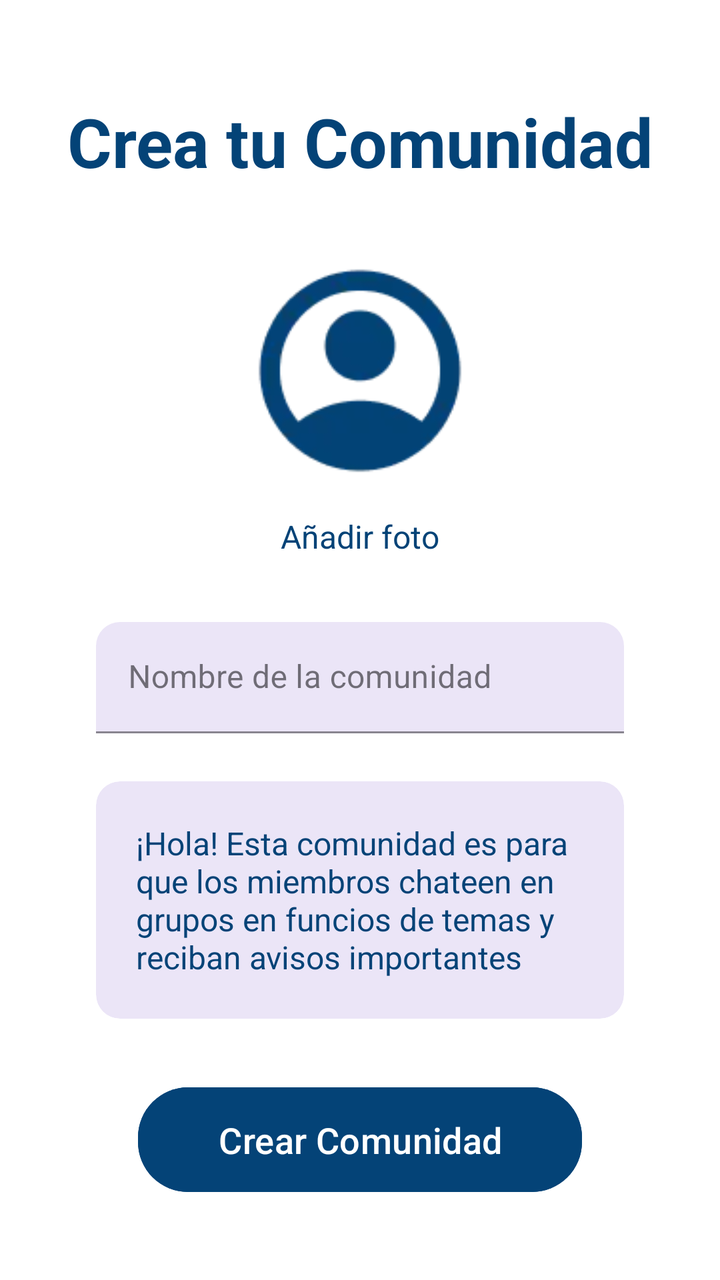
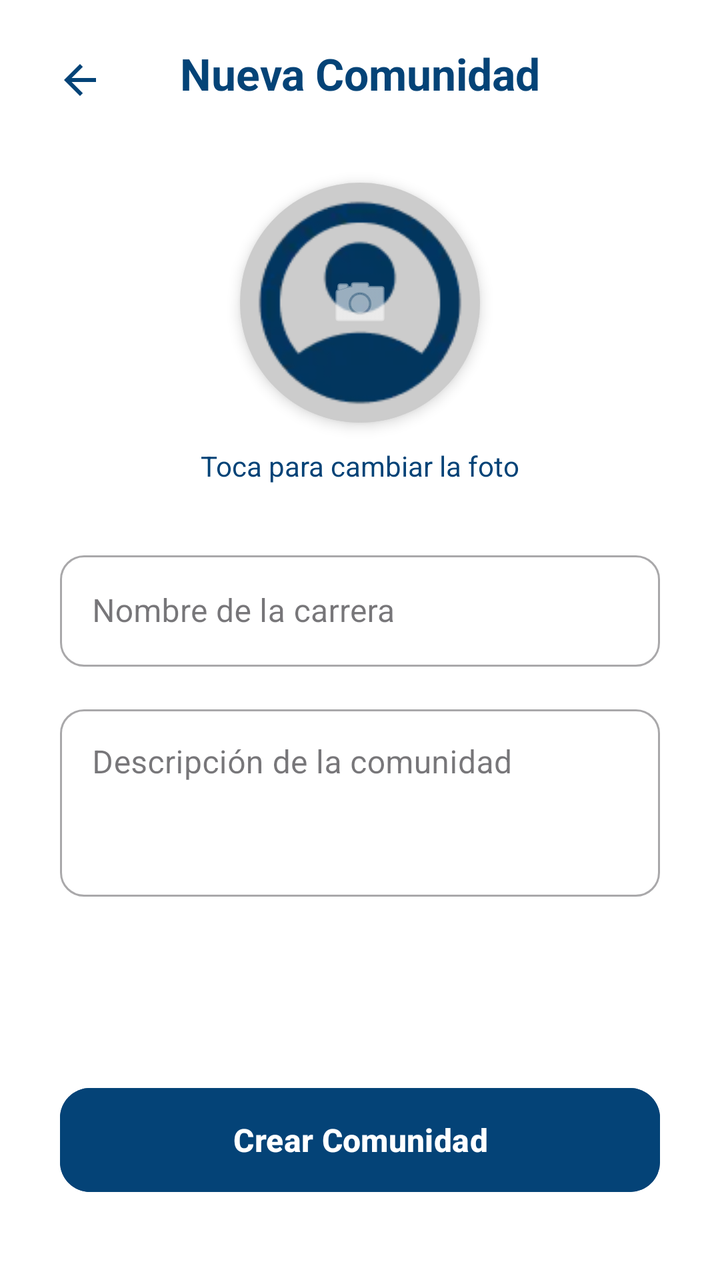

Screens rendered from an Android XML layout before and after an edit, with the pre-edit source and the edit as a unified diff.
<!-- AndroidManifest.xml: application theme Theme.ProyectoFloppy -->
<!-- res/layout/fragment_crear_comunidad.xml -->
<?xml version="1.0" encoding="utf-8"?>
<androidx.constraintlayout.widget.ConstraintLayout xmlns:android="http://schemas.android.com/apk/res/android"
    xmlns:app="http://schemas.android.com/apk/res-auto"
    xmlns:tools="http://schemas.android.com/tools"
    android:layout_width="match_parent"
    android:layout_height="match_parent"
    android:background="@color/white"
    tools:context=".fragment_crear_comunidad">

    <TextView
        android:id="@+id/tvCreaTitulo"
        android:layout_width="wrap_content"
        android:layout_height="wrap_content"
        android:layout_marginTop="48dp"
        android:text="Crea tu Comunidad"
        android:textColor="@color/corporativo"
        android:textSize="34sp"
        android:textStyle="bold"
        app:layout_constraintEnd_toEndOf="parent"
        app:layout_constraintStart_toStartOf="parent"
        app:layout_constraintTop_toTopOf="parent" />

    <ImageView
        android:id="@+id/imageViewPerfil"
        android:layout_width="120dp"
        android:layout_height="120dp"
        android:layout_marginTop="32dp"
        android:src="@drawable/perfil"
        app:layout_constraintEnd_toEndOf="parent"
        app:layout_constraintStart_toStartOf="parent"
        app:layout_constraintTop_toBottomOf="@id/tvCreaTitulo" />

    <TextView
        android:id="@+id/tvAnadirFoto"
        android:layout_width="wrap_content"
        android:layout_height="wrap_content"
        android:layout_marginTop="12dp"
        android:text="Añadir foto"
        android:textColor="@color/corporativo"
        android:textSize="16sp"
        app:layout_constraintEnd_toEndOf="parent"
        app:layout_constraintStart_toStartOf="parent"
        app:layout_constraintTop_toBottomOf="@id/imageViewPerfil" />

    <com.google.android.material.textfield.TextInputLayout
        android:id="@+id/tilNombre"
        style="@style/Widget.MaterialComponents.TextInputLayout.FilledBox"
        android:layout_width="0dp"
        android:layout_height="wrap_content"
        android:layout_marginHorizontal="48dp"
        android:layout_marginTop="32dp"
        app:boxBackgroundColor="#EBE5F7"
        app:boxCornerRadiusTopEnd="12dp"
        app:boxCornerRadiusTopStart="12dp"
        app:boxStrokeColor="@color/corporativo"
        app:hintTextColor="@color/corporativo"
        app:layout_constraintEnd_toEndOf="parent"
        app:layout_constraintStart_toStartOf="parent"
        app:layout_constraintTop_toBottomOf="@id/tvAnadirFoto">

        <com.google.android.material.textfield.TextInputEditText
            android:id="@+id/etNombreComunidad"
            android:layout_width="match_parent"
            android:layout_height="wrap_content"
            android:hint="Nombre de la comunidad"
            android:textColor="@color/corporativo" />

    </com.google.android.material.textfield.TextInputLayout>

    <androidx.cardview.widget.CardView
        android:id="@+id/cardInfo"
        android:layout_width="0dp"
        android:layout_height="wrap_content"
        android:layout_marginHorizontal="48dp"
        android:layout_marginTop="24dp"
        app:cardBackgroundColor="#EBE5F7"
        app:cardCornerRadius="12dp"
        app:cardElevation="0dp"
        app:layout_constraintEnd_toEndOf="parent"
        app:layout_constraintStart_toStartOf="parent"
        app:layout_constraintTop_toBottomOf="@id/tilNombre">

        <TextView
            android:layout_width="match_parent"
            android:layout_height="wrap_content"
            android:padding="20dp"
            android:text="¡Hola! Esta comunidad es para que los miembros chateen en grupos en funcios de temas y reciban avisos importantes"
            android:textColor="@color/corporativo"
            android:textSize="16sp" />
    </androidx.cardview.widget.CardView>

    <com.google.android.material.button.MaterialButton
        android:id="@+id/btnCrearFinal"
        android:layout_width="wrap_content"
        android:layout_height="wrap_content"
        android:layout_marginBottom="40dp"
        android:backgroundTint="@color/corporativo"
        android:paddingHorizontal="40dp"
        android:paddingVertical="14dp"
        android:text="Crear Comunidad"
        android:textAllCaps="false"
        android:textColor="@color/white"
        android:textSize="18sp"
        app:cornerRadius="25dp"
        app:layout_constraintBottom_toBottomOf="parent"
        app:layout_constraintEnd_toEndOf="parent"
        app:layout_constraintStart_toStartOf="parent" />

</androidx.constraintlayout.widget.ConstraintLayout>
<!-- resources referenced by this layout -->
<resources>
  <color name="corporativo">#044377</color>
  <color name="white">#FFFFFFFF</color>
  <!-- drawable perfil: webp bitmap (drawable, 1906 bytes) -->
  <style name="Theme.ProyectoFloppy" parent="Base.Theme.ProyectoFloppy" />
  <style name="Base.Theme.ProyectoFloppy" parent="Theme.Material3.DayNight.NoActionBar">
          
          
      </style>
</resources>

<!-- the commit's change to res/layout/fragment_crear_comunidad.xml (unified diff, before → after) -->
@@ -4,106 +4,141 @@
     xmlns:tools="http://schemas.android.com/tools"
     android:layout_width="match_parent"
     android:layout_height="match_parent"
-    android:background="@color/white"
-    tools:context=".fragment_crear_comunidad">
+    android:background="@color/white">
+
+    
+    <ImageButton
+        android:id="@+id/btnVolverCrear"
+        android:layout_width="48dp"
+        android:layout_height="48dp"
+        android:layout_marginStart="16dp"
+        android:layout_marginTop="16dp"
+        android:background="?attr/selectableItemBackgroundBorderless"
+        android:src="@drawable/baseline_arrow_back_24"
+        app:layout_constraintStart_toStartOf="parent"
+        app:layout_constraintTop_toTopOf="parent"
+        app:tint="@color/corporativo" />
 
     <TextView
-        android:id="@+id/tvCreaTitulo"
+        android:id="@+id/tvTituloCrear"
         android:layout_width="wrap_content"
         android:layout_height="wrap_content"
-        android:layout_marginTop="48dp"
-        android:text="Crea tu Comunidad"
+        android:layout_marginTop="22dp"
+        android:text="Nueva Comunidad"
         android:textColor="@color/corporativo"
-        android:textSize="34sp"
+        android:textSize="22sp"
         android:textStyle="bold"
         app:layout_constraintEnd_toEndOf="parent"
         app:layout_constraintStart_toStartOf="parent"
         app:layout_constraintTop_toTopOf="parent" />
 
-    <ImageView
-        android:id="@+id/imageViewPerfil"
+    
+    <androidx.cardview.widget.CardView
+        android:id="@+id/cardFotoPerfil"
         android:layout_width="120dp"
         android:layout_height="120dp"
-        android:layout_marginTop="32dp"
-        android:src="@drawable/perfil"
+        android:layout_marginTop="40dp"
+        app:cardCornerRadius="60dp"
+        app:cardElevation="4dp"
         app:layout_constraintEnd_toEndOf="parent"
         app:layout_constraintStart_toStartOf="parent"
-        app:layout_constraintTop_toBottomOf="@id/tvCreaTitulo" />
+        app:layout_constraintTop_toBottomOf="@id/tvTituloCrear">
+
+        <FrameLayout
+            android:layout_width="match_parent"
+            android:layout_height="match_parent">
+
+            <ImageView
+                android:id="@+id/imageViewPerfil"
+                android:layout_width="match_parent"
+                android:layout_height="match_parent"
+                android:scaleType="centerCrop"
+                android:src="@drawable/perfil" />
+
+            <View
+                android:layout_width="match_parent"
+                android:layout_height="match_parent"
+                android:background="#33000000" />
+
+            <ImageView
+                android:layout_width="32dp"
+                android:layout_height="32dp"
+                android:layout_gravity="center"
+                android:src="@android:drawable/ic_menu_camera"
+                app:tint="@color/white" />
+        </FrameLayout>
+    </androidx.cardview.widget.CardView>
 
     <TextView
         android:id="@+id/tvAnadirFoto"
         android:layout_width="wrap_content"
         android:layout_height="wrap_content"
         android:layout_marginTop="12dp"
-        android:text="Añadir foto"
+        android:text="Toca para cambiar la foto"
         android:textColor="@color/corporativo"
-        android:textSize="16sp"
+        android:textSize="14sp"
         app:layout_constraintEnd_toEndOf="parent"
         app:layout_constraintStart_toStartOf="parent"
-        app:layout_constraintTop_toBottomOf="@id/imageViewPerfil" />
+        app:layout_constraintTop_toBottomOf="@id/cardFotoPerfil" />
 
+    
     <com.google.android.material.textfield.TextInputLayout
-        android:id="@+id/tilNombre"
-        style="@style/Widget.MaterialComponents.TextInputLayout.FilledBox"
-        android:layout_width="0dp"
+        android:id="@+id/layoutNombre"
+        style="@style/Widget.MaterialComponents.TextInputLayout.OutlinedBox"
+        android:layout_width="match_parent"
         android:layout_height="wrap_content"
-        android:layout_marginHorizontal="48dp"
-        android:layout_marginTop="32dp"
-        app:boxBackgroundColor="#EBE5F7"
+        android:layout_marginHorizontal="30dp"
+        android:layout_marginTop="30dp"
+        android:hint="Nombre de la carrera"
+        app:boxCornerRadiusBottomEnd="12dp"
+        app:boxCornerRadiusBottomStart="12dp"
         app:boxCornerRadiusTopEnd="12dp"
         app:boxCornerRadiusTopStart="12dp"
-        app:boxStrokeColor="@color/corporativo"
-        app:hintTextColor="@color/corporativo"
-        app:layout_constraintEnd_toEndOf="parent"
-        app:layout_constraintStart_toStartOf="parent"
         app:layout_constraintTop_toBottomOf="@id/tvAnadirFoto">
 
         <com.google.android.material.textfield.TextInputEditText
             android:id="@+id/etNombreComunidad"
             android:layout_width="match_parent"
             android:layout_height="wrap_content"
-            android:hint="Nombre de la comunidad"
-            android:textColor="@color/corporativo" />
-
+            android:inputType="textCapWords" />
     </com.google.android.material.textfield.TextInputLayout>
 
-    <androidx.cardview.widget.CardView
-        android:id="@+id/cardInfo"
-        android:layout_width="0dp"
+    <com.google.android.material.textfield.TextInputLayout
+        android:id="@+id/layoutDescripcion"
+        style="@style/Widget.MaterialComponents.TextInputLayout.OutlinedBox"
+        android:layout_width="match_parent"
         android:layout_height="wrap_content"
-        android:layout_marginHorizontal="48dp"
-        android:layout_marginTop="24dp"
-        app:cardBackgroundColor="#EBE5F7"
-        app:cardCornerRadius="12dp"
-        app:cardElevation="0dp"
-        app:layout_constraintEnd_toEndOf="parent"
-        app:layout_constraintStart_toStartOf="parent"
-        app:layout_constraintTop_toBottomOf="@id/tilNombre">
+        android:layout_marginHorizontal="30dp"
+        android:layout_marginTop="16dp"
+        android:hint="Descripción de la comunidad"
+        app:boxCornerRadiusBottomEnd="12dp"
+        app:boxCornerRadiusBottomStart="12dp"
+        app:boxCornerRadiusTopEnd="12dp"
+        app:boxCornerRadiusTopStart="12dp"
+        app:layout_constraintTop_toBottomOf="@id/layoutNombre">
 
-        <TextView
+        <com.google.android.material.textfield.TextInputEditText
+            android:id="@+id/etDescripcionComunidad"
             android:layout_width="match_parent"
             android:layout_height="wrap_content"
-            android:padding="20dp"
-            android:text="¡Hola! Esta comunidad es para que los miembros chateen en grupos en funcios de temas y reciban avisos importantes"
-            android:textColor="@color/corporativo"
-            android:textSize="16sp" />
-    </androidx.cardview.widget.CardView>
+            android:gravity="top"
+            android:inputType="textMultiLine"
+            android:minLines="3" />
+    </com.google.android.material.textfield.TextInputLayout>
 
+    
     <com.google.android.material.button.MaterialButton
         android:id="@+id/btnCrearFinal"
-        android:layout_width="wrap_content"
-        android:layout_height="wrap_content"
+        android:layout_width="match_parent"
+        android:layout_height="60dp"
+        android:layout_marginHorizontal="30dp"
         android:layout_marginBottom="40dp"
         android:backgroundTint="@color/corporativo"
-        android:paddingHorizontal="40dp"
-        android:paddingVertical="14dp"
         android:text="Crear Comunidad"
         android:textAllCaps="false"
-        android:textColor="@color/white"
-        android:textSize="18sp"
-        app:cornerRadius="25dp"
-        app:layout_constraintBottom_toBottomOf="parent"
-        app:layout_constraintEnd_toEndOf="parent"
-        app:layout_constraintStart_toStartOf="parent" />
+        android:textSize="16sp"
+        android:textStyle="bold"
+        app:cornerRadius="15dp"
+        app:layout_constraintBottom_toBottomOf="parent" />
 
 </androidx.constraintlayout.widget.ConstraintLayout>
<!-- resource entries referenced after the edit -->
@@ -2,6 +2,16 @@
 <resources>
   <color name="corporativo">#044377</color>
   <color name="white">#FFFFFFFF</color>
+  <!-- drawable baseline_arrow_back_24 (drawable) -->
+  <vector xmlns:android="http://schemas.android.com/apk/res/android"
+      android:width="24dp"
+      android:height="24dp"
+      android:viewportWidth="24.0"
+      android:viewportHeight="24.0">
+      <path
+          android:fillColor="#FF000000"
+          android:pathData="M20,11H7.83l5.59,-5.59L12,4l-8,8 8,8 1.41,-1.41L7.83,13H20v-2z"/>
+  </vector>
   <!-- drawable perfil: webp bitmap (drawable, 1906 bytes) -->
   <style name="Theme.ProyectoFloppy" parent="Base.Theme.ProyectoFloppy" />
   <style name="Base.Theme.ProyectoFloppy" parent="Theme.Material3.DayNight.NoActionBar">
